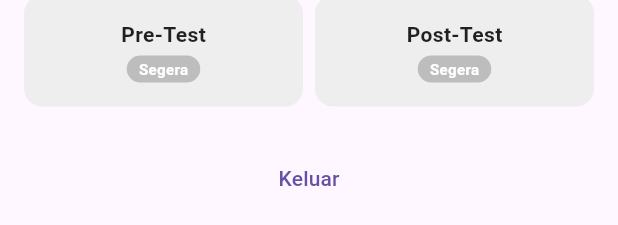
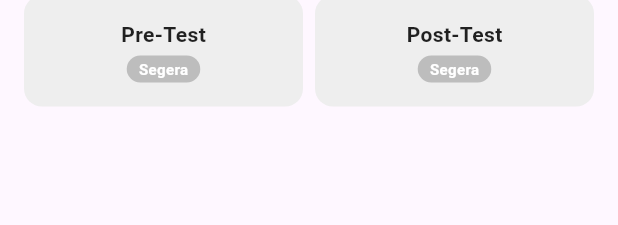
Before and after one commit to refahilya/vocably, a Flutter app: the DashboardScreen widget shown alone on an empty page, opened directly with empty values, on a phone screen of 412 x 824 dp. Shown: the part 612-837 px from the top of the screen. Run offline on Flutter 3.47's test engine with Material 3 defaults, Android fonts, the phone set to English and light mode, and no system bars; our stand-ins replace cloud_firestore, firebase_auth, firebase_core, flutter_riverpod, flutter_tts, riverpod_annotation; accounts and stored records are empty; generated files the repository leaves out were written again.

Commit message:
fix: remove duplicate student dashboard logout

```diff
--- a/lib/screens/student/dashboard/dashboard_screen.dart
+++ b/lib/screens/student/dashboard/dashboard_screen.dart
@@ -2,7 +2,6 @@ import 'package:flutter/material.dart';
 import 'package:flutter_riverpod/flutter_riverpod.dart';
 
 import '../../../models/app_user.dart';
-import '../../../providers/auth_providers.dart';
 import '../../../providers/dashboard_providers.dart';
 import '../../../providers/vocab_browser_providers.dart';
 import '../../../theme/theme.dart';
@@ -37,13 +36,6 @@ class DashboardScreen extends ConsumerWidget {
           const Divider(),
           const SizedBox(height: AppSpacing.md),
           const _PreTestPostTestSection(),
-          const SizedBox(height: AppSpacing.lg),
-          Center(
-            child: TextButton(
-              onPressed: () => ref.read(authServiceProvider).signOut(),
-              child: const Text('Keluar'),
-            ),
-          ),
         ],
       ),
     );
```
Also changed, not shown: 1 other file.
